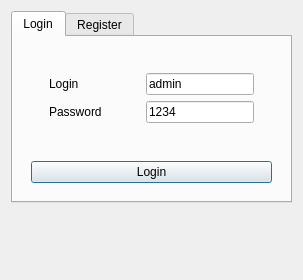
Qt form Client/Auth/auth.ui (MaksMN/QTchat) before a commit.
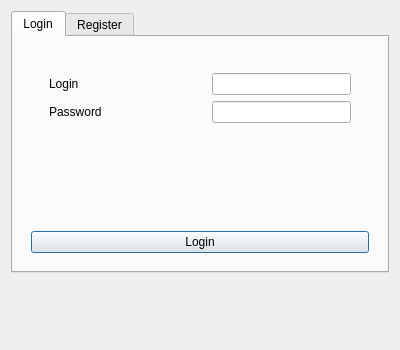
The same form after that commit. Icons and pictures are not drawn.

```diff
--- a/Client/Auth/auth.ui
+++ b/Client/Auth/auth.ui
@@ -9,8 +9,8 @@
    <rect>
     <x>0</x>
     <y>0</y>
-    <width>303</width>
-    <height>280</height>
+    <width>400</width>
+    <height>350</height>
    </rect>
   </property>
   <property name="sizePolicy">
@@ -27,8 +27,8 @@
   </property>
   <property name="maximumSize">
    <size>
-    <width>303</width>
-    <height>318</height>
+    <width>500</width>
+    <height>500</height>
    </size>
   </property>
   <property name="windowTitle">
@@ -102,7 +102,7 @@
                    </sizepolicy>
                   </property>
                   <property name="text">
-                   <string>admin</string>
+                   <string/>
                   </property>
                   <property name="maxLength">
                    <number>20</number>
@@ -112,7 +112,7 @@
                 <item row="1" column="0">
                  <widget class="QLineEdit" name="loginPass">
                   <property name="text">
-                   <string>1234</string>
+                   <string/>
                   </property>
                   <property name="maxLength">
                    <number>20</number>
```
